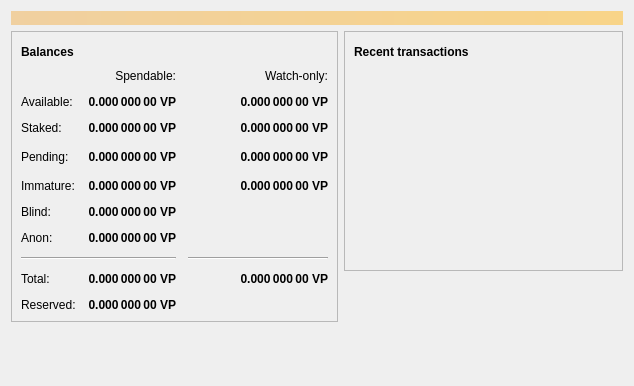
Qt form src/qt/forms/overviewpage.ui (vpubchain/vircle-core) before a commit.
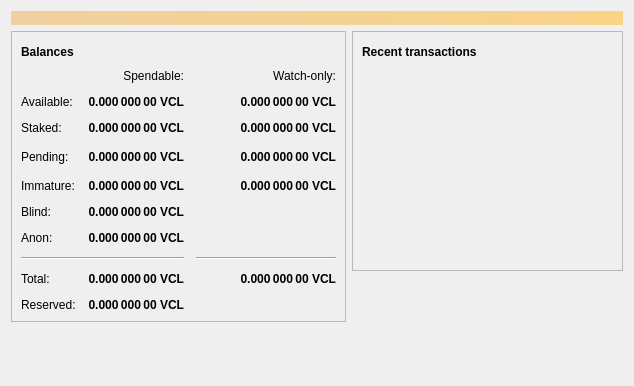
The same form after that commit. Icons and pictures are not drawn.

```diff
--- a/src/qt/forms/overviewpage.ui
+++ b/src/qt/forms/overviewpage.ui
@@ -129,7 +129,7 @@
                <string>Your current staked balance</string>
               </property>
               <property name="text">
-               <string notr="true">0.000 000 00 VP</string>
+               <string notr="true">0.000 000 00 VCL</string>
               </property>
               <property name="alignment">
                <set>Qt::AlignRight|Qt::AlignTrailing|Qt::AlignVCenter</set>
@@ -154,7 +154,7 @@
                <string>Your current watch-only staked balance</string>
               </property>
               <property name="text">
-               <string notr="true">0.000 000 00 VP</string>
+               <string notr="true">0.000 000 00 VCL</string>
               </property>
               <property name="alignment">
                <set>Qt::AlignRight|Qt::AlignTrailing|Qt::AlignVCenter</set>
@@ -179,7 +179,7 @@
                <string>Mined balance in watch-only addresses that has not yet matured</string>
               </property>
               <property name="text">
-               <string notr="true">0.000 000 00 VP</string>
+               <string notr="true">0.000 000 00 VCL</string>
               </property>
               <property name="alignment">
                <set>Qt::AlignRight|Qt::AlignTrailing|Qt::AlignVCenter</set>
@@ -217,7 +217,7 @@
                <string>Mined balance that has not yet matured</string>
               </property>
               <property name="text">
-               <string notr="true">0.000 000 00 VP</string>
+               <string notr="true">0.000 000 00 VCL</string>
               </property>
               <property name="alignment">
                <set>Qt::AlignRight|Qt::AlignTrailing|Qt::AlignVCenter</set>
@@ -242,7 +242,7 @@
                <string>Unconfirmed transactions to watch-only addresses</string>
               </property>
               <property name="text">
-               <string notr="true">0.000 000 00 VP</string>
+               <string notr="true">0.000 000 00 VCL</string>
               </property>
               <property name="alignment">
                <set>Qt::AlignRight|Qt::AlignTrailing|Qt::AlignVCenter</set>
@@ -267,7 +267,7 @@
                <string>Total of transactions that have yet to be confirmed, and do not yet count toward the spendable balance</string>
               </property>
               <property name="text">
-               <string notr="true">0.000 000 00 VP</string>
+               <string notr="true">0.000 000 00 VCL</string>
               </property>
               <property name="alignment">
                <set>Qt::AlignRight|Qt::AlignTrailing|Qt::AlignVCenter</set>
@@ -318,7 +318,7 @@
                <string>Current total balance in watch-only addresses</string>
               </property>
               <property name="text">
-               <string notr="true">0.000 000 00 VP</string>
+               <string notr="true">0.000 000 00 VCL</string>
               </property>
               <property name="alignment">
                <set>Qt::AlignRight|Qt::AlignTrailing|Qt::AlignVCenter</set>
@@ -350,7 +350,7 @@
                <string>Your current total balance</string>
               </property>
               <property name="text">
-               <string notr="true">0.000 000 00 VP</string>
+               <string notr="true">0.000 000 00 VCL</string>
               </property>
               <property name="alignment">
                <set>Qt::AlignRight|Qt::AlignTrailing|Qt::AlignVCenter</set>
@@ -406,7 +406,7 @@
                <string>Your current balance in watch-only addresses</string>
               </property>
               <property name="text">
-               <string notr="true">0.000 000 00 VP</string>
+               <string notr="true">0.000 000 00 VCL</string>
               </property>
               <property name="alignment">
                <set>Qt::AlignRight|Qt::AlignTrailing|Qt::AlignVCenter</set>
@@ -455,7 +455,7 @@
                <string>Your current spendable blinded balance</string>
               </property>
               <property name="text">
-               <string notr="true">0.000 000 00 VP</string>
+               <string notr="true">0.000 000 00 VCL</string>
               </property>
               <property name="alignment">
                <set>Qt::AlignRight|Qt::AlignTrailing|Qt::AlignVCenter</set>
@@ -487,7 +487,7 @@
                <string>Your current spendable anon balance</string>
               </property>
               <property name="text">
-               <string notr="true">0.000 000 00 VP</string>
+               <string notr="true">0.000 000 00 VCL</string>
               </property>
               <property name="alignment">
                <set>Qt::AlignRight|Qt::AlignTrailing|Qt::AlignVCenter</set>
@@ -512,7 +512,7 @@
                <string>Your current spendable balance</string>
               </property>
               <property name="text">
-               <string notr="true">0.000 000 00 VP</string>
+               <string notr="true">0.000 000 00 VCL</string>
               </property>
               <property name="alignment">
                <set>Qt::AlignRight|Qt::AlignTrailing|Qt::AlignVCenter</set>
@@ -544,7 +544,7 @@
                <string>Your current spendable balance</string>
               </property>
               <property name="text">
-               <string notr="true">0.000 000 00 VP</string>
+               <string notr="true">0.000 000 00 VCL</string>
               </property>
               <property name="alignment">
                <set>Qt::AlignRight|Qt::AlignTrailing|Qt::AlignVCenter</set>
```
